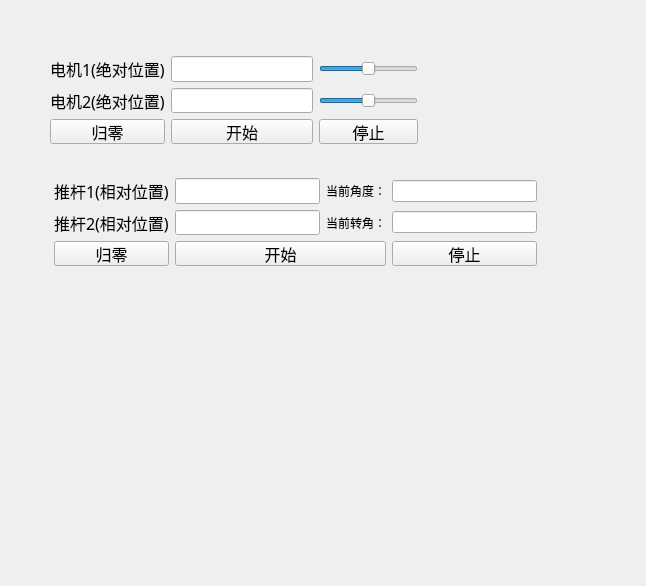
Old version of the form legs.ui in the repository Efanplus/DriveRobot.
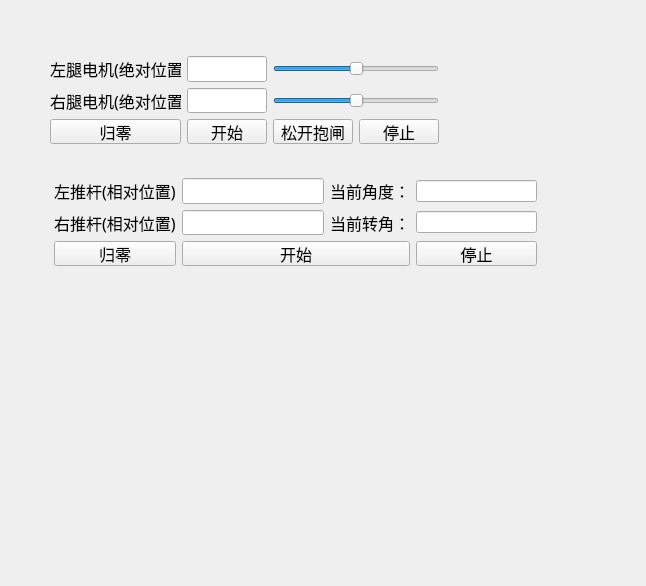
New version of the form.

What changed in the file:
```diff
--- a/legs.ui
+++ b/legs.ui
@@ -13,30 +13,17 @@
   <property name="windowTitle">
    <string>Form</string>
   </property>
-  <widget class="QWidget" name="">
+  <widget class="QWidget" name="layoutWidget">
    <property name="geometry">
     <rect>
      <x>50</x>
      <y>56</y>
-     <width>368</width>
+     <width>389</width>
      <height>88</height>
     </rect>
    </property>
    <layout class="QGridLayout" name="gridLayout_2">
-    <item row="0" column="0">
-     <widget class="QLabel" name="label_3">
-      <property name="font">
-       <font>
-        <family>楷体</family>
-        <pointsize>12</pointsize>
-       </font>
-      </property>
-      <property name="text">
-       <string>电机1(绝对位置)</string>
-      </property>
-     </widget>
-    </item>
-    <item row="0" column="1">
+    <item row="1" column="1">
      <widget class="QLineEdit" name="lineEdit_A">
       <property name="font">
        <font>
@@ -46,33 +33,7 @@
       </property>
      </widget>
     </item>
-    <item row="0" column="2">
-     <widget class="QSlider" name="Slider_1">
-      <property name="minimum">
-       <number>-180</number>
-      </property>
-      <property name="maximum">
-       <number>180</number>
-      </property>
-      <property name="orientation">
-       <enum>Qt::Horizontal</enum>
-      </property>
-     </widget>
-    </item>
-    <item row="1" column="0">
-     <widget class="QLabel" name="label_2">
-      <property name="font">
-       <font>
-        <family>楷体</family>
-        <pointsize>12</pointsize>
-       </font>
-      </property>
-      <property name="text">
-       <string>电机2(绝对位置)</string>
-      </property>
-     </widget>
-    </item>
-    <item row="1" column="1">
+    <item row="0" column="1">
      <widget class="QLineEdit" name="lineEdit_B">
       <property name="font">
        <font>
@@ -82,19 +43,6 @@
       </property>
      </widget>
     </item>
-    <item row="1" column="2">
-     <widget class="QSlider" name="Slider_2">
-      <property name="minimum">
-       <number>-180</number>
-      </property>
-      <property name="maximum">
-       <number>180</number>
-      </property>
-      <property name="orientation">
-       <enum>Qt::Horizontal</enum>
-      </property>
-     </widget>
-    </item>
     <item row="2" column="0">
      <widget class="QPushButton" name="Zero_Button_2">
       <property name="font">
@@ -108,6 +56,19 @@
       </property>
      </widget>
     </item>
+    <item row="2" column="3">
+     <widget class="QPushButton" name="Close_Button_2">
+      <property name="font">
+       <font>
+        <family>楷体</family>
+        <pointsize>12</pointsize>
+       </font>
+      </property>
+      <property name="text">
+       <string>停止</string>
+      </property>
+     </widget>
+    </item>
     <item row="2" column="1">
      <widget class="QPushButton" name="Start_Button_2">
       <property name="font">
@@ -121,8 +82,34 @@
       </property>
      </widget>
     </item>
+    <item row="1" column="0">
+     <widget class="QLabel" name="label_2">
+      <property name="font">
+       <font>
+        <family>楷体</family>
+        <pointsize>12</pointsize>
+       </font>
+      </property>
+      <property name="text">
+       <string>右腿电机(绝对位置)</string>
+      </property>
+     </widget>
+    </item>
+    <item row="0" column="0">
+     <widget class="QLabel" name="label_3">
+      <property name="font">
+       <font>
+        <family>楷体</family>
+        <pointsize>12</pointsize>
+       </font>
+      </property>
+      <property name="text">
+       <string>左腿电机(绝对位置)</string>
+      </property>
+     </widget>
+    </item>
     <item row="2" column="2">
-     <widget class="QPushButton" name="Close_Button_2">
+     <widget class="QPushButton" name="pushButton">
       <property name="font">
        <font>
         <family>楷体</family>
@@ -130,13 +117,39 @@
        </font>
       </property>
       <property name="text">
-       <string>停止</string>
+       <string>松开抱闸</string>
+      </property>
+     </widget>
+    </item>
+    <item row="1" column="2" colspan="2">
+     <widget class="QSlider" name="Slider_1">
+      <property name="minimum">
+       <number>-180</number>
+      </property>
+      <property name="maximum">
+       <number>180</number>
+      </property>
+      <property name="orientation">
+       <enum>Qt::Horizontal</enum>
+      </property>
+     </widget>
+    </item>
+    <item row="0" column="2" colspan="2">
+     <widget class="QSlider" name="Slider_2">
+      <property name="minimum">
+       <number>-180</number>
+      </property>
+      <property name="maximum">
+       <number>180</number>
+      </property>
+      <property name="orientation">
+       <enum>Qt::Horizontal</enum>
       </property>
      </widget>
     </item>
    </layout>
   </widget>
-  <widget class="QWidget" name="">
+  <widget class="QWidget" name="layoutWidget">
    <property name="geometry">
     <rect>
      <x>54</x>
@@ -155,7 +168,7 @@
        </font>
       </property>
       <property name="text">
-       <string>推杆1(相对位置)</string>
+       <string>左推杆(相对位置)</string>
       </property>
      </widget>
     </item>
@@ -174,6 +187,7 @@
       <property name="font">
        <font>
         <family>楷体</family>
+        <pointsize>12</pointsize>
        </font>
       </property>
       <property name="text">
@@ -193,7 +207,7 @@
        </font>
       </property>
       <property name="text">
-       <string>推杆2(相对位置)</string>
+       <string>右推杆(相对位置)</string>
       </property>
      </widget>
     </item>
@@ -212,6 +226,7 @@
       <property name="font">
        <font>
         <family>楷体</family>
+        <pointsize>12</pointsize>
        </font>
       </property>
       <property name="text">
```
